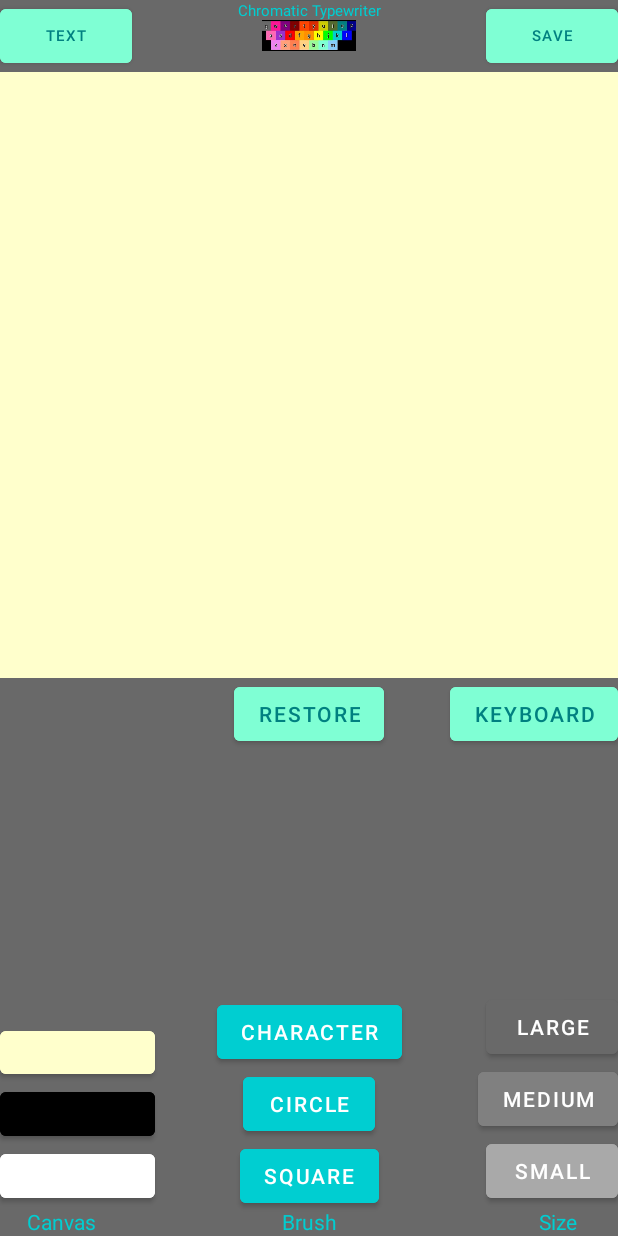
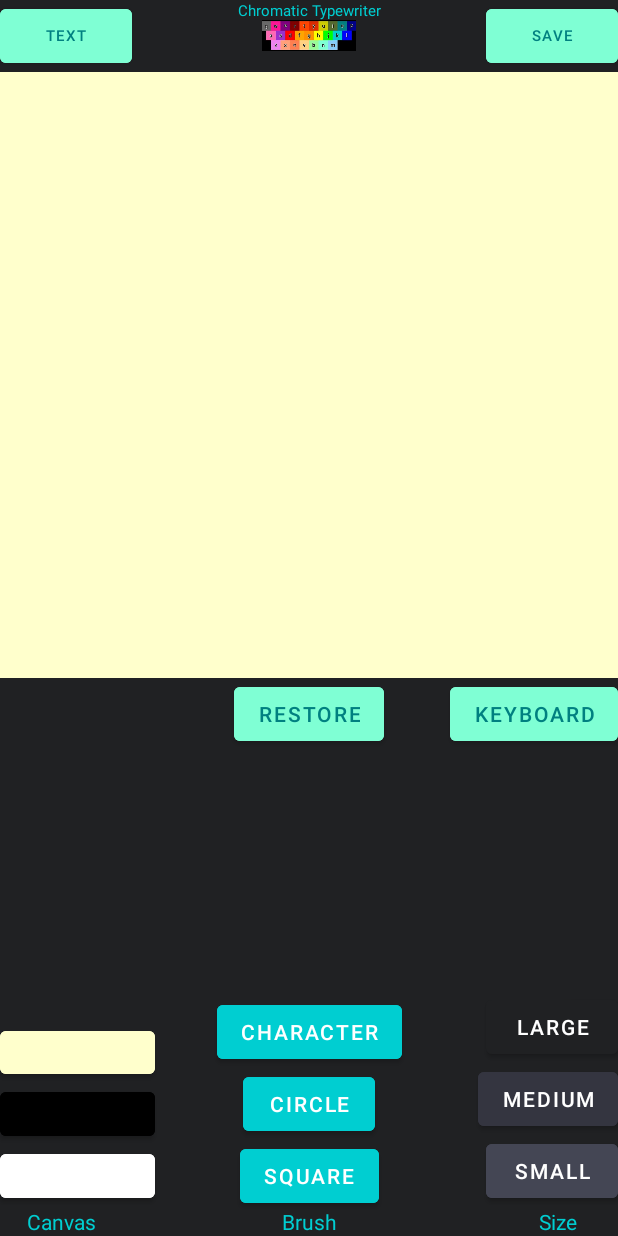
Before and after one commit to LaneSnively/Media-Creation-by-Conversion, an Android app: the screen it shows after launch (MainActivity), on a phone screen of 412 x 824 dp. Run offline under Robolectric (Android 15) with nearby library versions, the phone set to English and light mode, and no system bars.

Commit message:
change colors

```diff
--- a/MCBC/app/src/main/res/layout/fragment_second.xml
+++ b/MCBC/app/src/main/res/layout/fragment_second.xml
@@ -57,6 +57,7 @@
         android:layout_width="0dp"
         android:layout_height="0dp"
         android:hint="Type your drawing here."
+        android:textColor="@color/white"
         app:layout_constraintEnd_toEndOf="parent"
         app:layout_constraintHorizontal_bias="0.0"
         app:layout_constraintStart_toStartOf="parent"
--- a/MCBC/app/src/main/res/values/colors.xml
+++ b/MCBC/app/src/main/res/values/colors.xml
@@ -3,9 +3,9 @@
     <color name="white">#FFFFFF</color>
     <color name="black">#000000</color>
 
-    <color name="grayLight">#A9A9A9</color>
-    <color name="gray">#808080</color>
-    <color name="grayDark">#696969</color>
+    <color name="grayLight">#444654</color>
+    <color name="gray">#343540</color>
+    <color name="grayDark">#202123</color>
 
     <color name="pinkLight">#FFC0CB</color>
     <color name="pink">#FF69B4</color>
```
